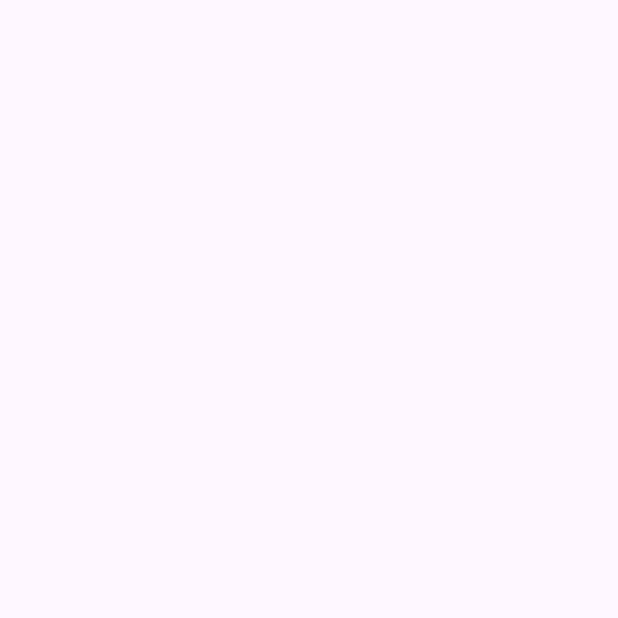
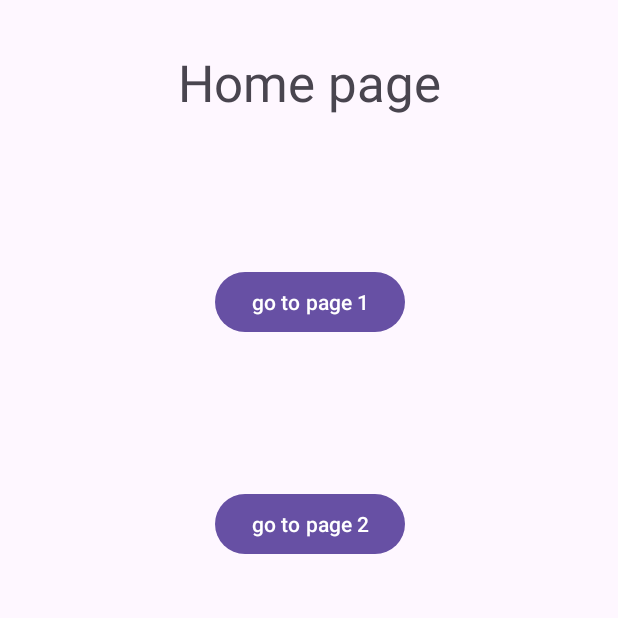
Before and after one commit to izemsabrina/S1TP7, an Android app: the screen it shows after launch (MainActivity), on a phone screen of 412 x 824 dp, the top half of it. Before the commit the part shown is empty. Run offline under Robolectric (Android 15) with nearby library versions, the phone set to English and light mode, and no system bars.

Commit message:
initial ajouter la navifation

```diff
--- a/app/build.gradle
+++ b/app/build.gradle
@@ -44,4 +44,6 @@ dependencies {
     testImplementation 'junit:junit:4.13.2'
     androidTestImplementation 'androidx.test.ext:junit:1.1.5'
     androidTestImplementation 'androidx.test.espresso:espresso-core:3.5.1'
+
+    implementation(platform("org.jetbrains.kotlin:kotlin-bom:1.8.0"))
 }
--- a/app/src/main/res/layout/activity_main.xml
+++ b/app/src/main/res/layout/activity_main.xml
@@ -4,4 +4,18 @@
     xmlns:tools="http://schemas.android.com/tools"
     android:layout_width="match_parent"
     android:layout_height="match_parent"
-    tools:context=".MainActivity"/>
+    tools:context=".MainActivity">
+
+    <androidx.fragment.app.FragmentContainerView
+        android:id="@+id/fragmentContainerView"
+        android:name="androidx.navigation.fragment.NavHostFragment"
+        android:layout_width="match_parent"
+        android:layout_height="match_parent"
+        app:layout_constraintBottom_toBottomOf="parent"
+        app:layout_constraintEnd_toEndOf="parent"
+        app:layout_constraintStart_toStartOf="parent"
+        app:layout_constraintTop_toTopOf="parent"
+        app:defaultNavHost="true"
+        app:navGraph="@navigation/navigation_graph"/>
+
+</androidx.constraintlayout.widget.ConstraintLayout>
--- /dev/null
+++ b/app/src/main/res/navigation/navigation_graph.xml
@@ -0,0 +1,53 @@
+<?xml version="1.0" encoding="utf-8"?>
+<navigation xmlns:android="http://schemas.android.com/apk/res/android"
+    xmlns:app="http://schemas.android.com/apk/res-auto"
+    xmlns:tools="http://schemas.android.com/tools"
+    android:id="@+id/navigation_graph"
+    app:startDestination="@id/homeFragment">
+
+    <fragment
+        android:id="@+id/homeFragment"
+        android:name="fr.doranco.flash.fragment.HomeFragment"
+        android:label="fragment_home"
+        tools:layout="@layout/fragment_home" >
+        <action
+            android:id="@+id/action_homeFragment_to_page1Fragment"
+            app:destination="@id/page1Fragment" />
+        <action
+            android:id="@+id/action_homeFragment_to_page2Fragment"
+            app:destination="@id/page2Fragment" />
+    </fragment>
+    <fragment
+        android:id="@+id/page1Fragment"
+        android:name="fr.doranco.flash.fragment.Page1Fragment"
+        android:label="fragment_page1"
+        tools:layout="@layout/fragment_page1" >
+        <action
+            android:id="@+id/action_page1Fragment_to_homeFragment"
+            app:destination="@id/homeFragment" />
+        <action
+            android:id="@+id/action_page1Fragment_to_page2Fragment"
+            app:destination="@id/page2Fragment" />
+    </fragment>
+    <fragment
+        android:id="@+id/page2Fragment"
+        android:name="fr.doranco.flash.fragment.Page2Fragment"
+        android:label="fragment_page2"
+        tools:layout="@layout/fragment_page2" >
+        <action
+            android:id="@+id/action_page2Fragment_to_page3Fragment"
+            app:destination="@id/page3Fragment" />
+        <action
+            android:id="@+id/action_page2Fragment_to_homeFragment"
+            app:destination="@id/homeFragment" />
+    </fragment>
+    <fragment
+        android:id="@+id/page3Fragment"
+        android:name="fr.doranco.flash.fragment.Page3Fragment"
+        android:label="fragment_page3"
+        tools:layout="@layout/fragment_page3" >
+        <action
+            android:id="@+id/action_page3Fragment_to_page2Fragment"
+            app:destination="@id/page2Fragment" />
+    </fragment>
+</navigation>
```
Also changed, not shown: app/src/main/java/fr/doranco/flash/fragment/HomeFragment.java (+21 -42 lines), app/src/main/java/fr/doranco/flash/fragment/Page1Fragment.java (+18 -45 lines), app/src/main/java/fr/doranco/flash/fragment/Page2Fragment.java (+19 -46 lines), app/src/main/java/fr/doranco/flash/fragment/Page3Fragment.java (+12 -46 lines).
